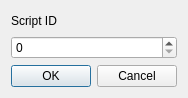
This is editor/actors/openable_edit_dlg.ui in lonski/amarlon as Qt 5 draws it before an edit. The edited form follows.
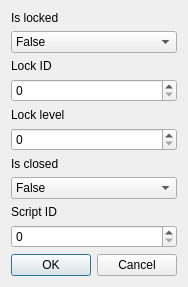
This is the edited form.

The edit to the form file:
```diff
--- a/editor/actors/openable_edit_dlg.ui
+++ b/editor/actors/openable_edit_dlg.ui
@@ -6,14 +6,76 @@
    <rect>
     <x>0</x>
     <y>0</y>
-    <width>184</width>
-    <height>98</height>
+    <width>174</width>
+    <height>266</height>
    </rect>
   </property>
   <property name="windowTitle">
    <string>Dialog</string>
   </property>
   <layout class="QVBoxLayout" name="verticalLayout">
+   <item>
+    <widget class="QLabel" name="label_3">
+     <property name="text">
+      <string>Is locked</string>
+     </property>
+    </widget>
+   </item>
+   <item>
+    <widget class="QComboBox" name="fIsLocked">
+     <item>
+      <property name="text">
+       <string>False</string>
+      </property>
+     </item>
+     <item>
+      <property name="text">
+       <string>True</string>
+      </property>
+     </item>
+    </widget>
+   </item>
+   <item>
+    <widget class="QLabel" name="label_2">
+     <property name="text">
+      <string>Lock ID</string>
+     </property>
+    </widget>
+   </item>
+   <item>
+    <widget class="QSpinBox" name="fLockId"/>
+   </item>
+   <item>
+    <widget class="QLabel" name="label_4">
+     <property name="text">
+      <string>Lock level</string>
+     </property>
+    </widget>
+   </item>
+   <item>
+    <widget class="QSpinBox" name="fLockLevel"/>
+   </item>
+   <item>
+    <widget class="QLabel" name="label_5">
+     <property name="text">
+      <string>Is closed</string>
+     </property>
+    </widget>
+   </item>
+   <item>
+    <widget class="QComboBox" name="fIsClosed">
+     <item>
+      <property name="text">
+       <string>False</string>
+      </property>
+     </item>
+     <item>
+      <property name="text">
+       <string>True</string>
+      </property>
+     </item>
+    </widget>
+   </item>
    <item>
     <widget class="QLabel" name="label">
      <property name="text">
```
